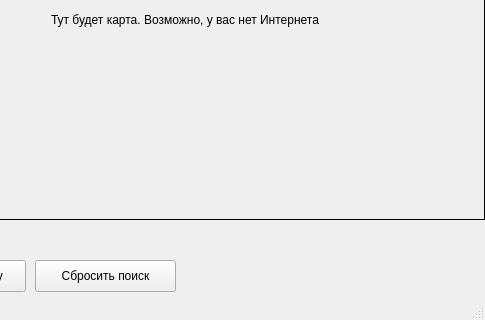
The window that design.ui (VND0/maps-qt) describes before a commit, drawn with Qt 5; both pictures show x 115 to 600 and y 230 to 550 of the 600 by 550 pixel window.
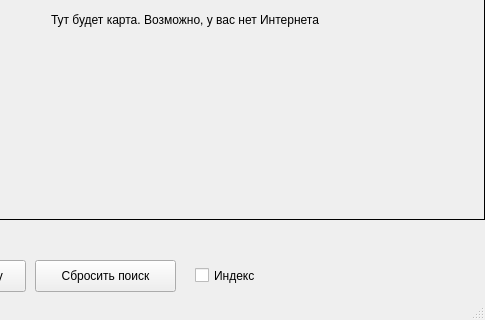
The same window after the commit.

The edit to the form file:
```diff
--- a/design.ui
+++ b/design.ui
@@ -106,6 +106,19 @@
      <string/>
     </property>
    </widget>
+   <widget class="QCheckBox" name="include_index_checkbox">
+    <property name="geometry">
+     <rect>
+      <x>310</x>
+      <y>490</y>
+      <width>91</width>
+      <height>31</height>
+     </rect>
+    </property>
+    <property name="text">
+     <string>Индекс</string>
+    </property>
+   </widget>
   </widget>
   <widget class="QStatusBar" name="statusbar"/>
  </widget>
```
